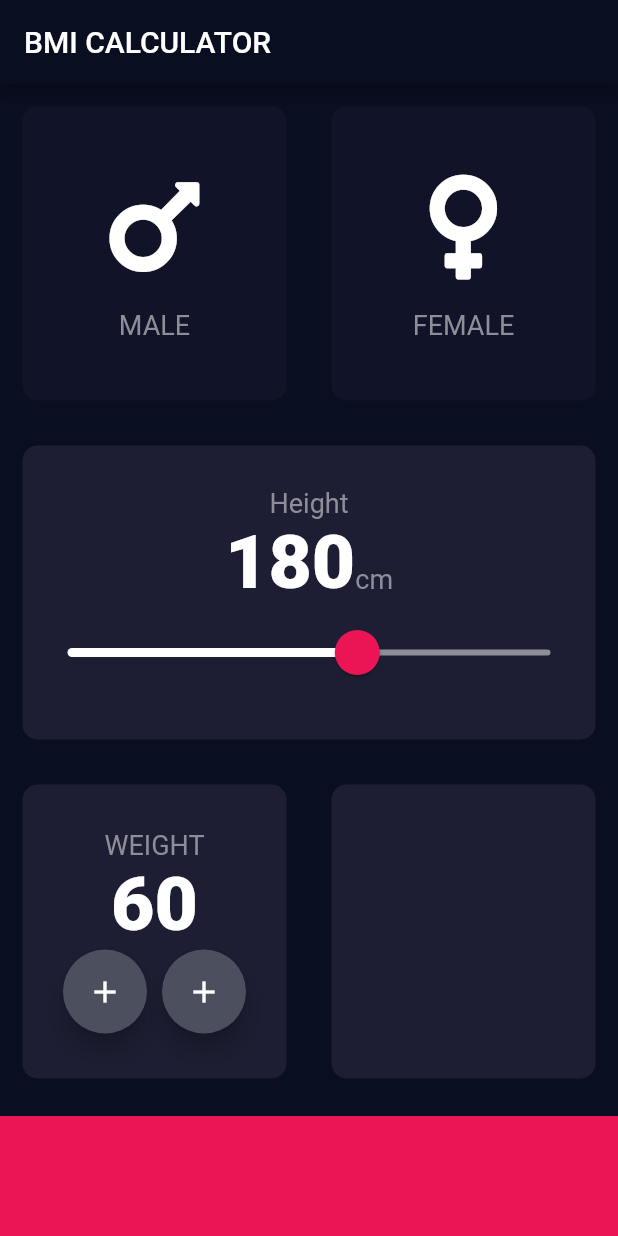
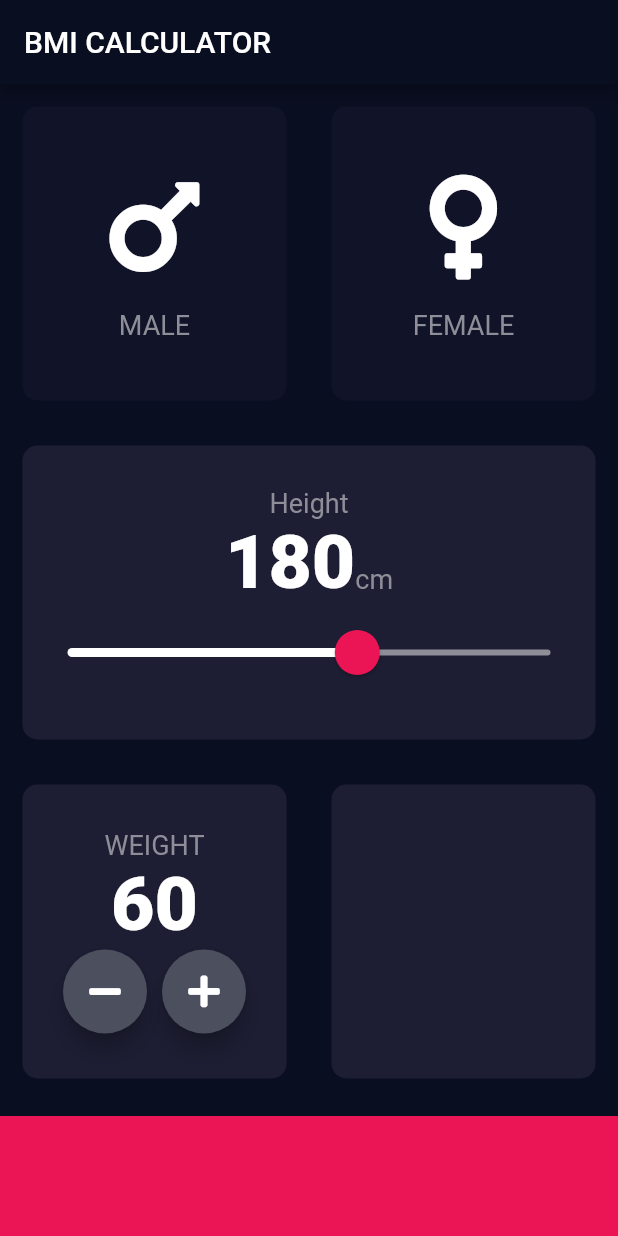
Before and after one commit to misaki-kawaguchi/BMI-Calculator, a Flutter app: the screen it shows after launch, on a phone screen of 412 x 824 dp. Run offline on Flutter 3.47's test engine with Material 2 defaults, Android fonts, the phone set to English and light mode, and no system bars; our stand-ins replace font_awesome_flutter.

Commit message:
RoundIconButton作成・置き換える

```diff
--- a/lib/input_page.dart
+++ b/lib/input_page.dart
@@ -137,23 +137,11 @@ class _InputPageState extends State<InputPage> {
                         Row(
                           mainAxisAlignment: MainAxisAlignment.center,
                           children: [
-                            FloatingActionButton(
-                              backgroundColor: Color(0xFF4C4F5E),
-                              child: Icon(
-                                Icons.add,
-                                color: Colors.white,
-                              ),
-                            ),
+                            RoundIconButton(icon: FontAwesomeIcons.minus),
                             SizedBox(
                               width: 10.0,
                             ),
-                            FloatingActionButton(
-                              backgroundColor: Color(0xFF4C4F5E),
-                              child: Icon(
-                                Icons.add,
-                                color: Colors.white,
-                              ),
-                            ),
+                            RoundIconButton(icon: FontAwesomeIcons.plus),
                           ],
                         ),
                       ],
@@ -179,3 +167,28 @@ class _InputPageState extends State<InputPage> {
     );
   }
 }
+
+// アイコンボタン
+class RoundIconButton extends StatelessWidget {
+
+  RoundIconButton({@required this.icon});
+
+  final IconData icon;
+
+  @override
+  Widget build(BuildContext context) {
+    return RawMaterialButton(
+      child: Icon(icon),
+      onPressed: () {
+
+      },
+      elevation: 6.0,
+      constraints: BoxConstraints.tightFor(
+        width: 56.0,
+        height: 56.0,
+      ),
+      shape: CircleBorder(),
+      fillColor: Color(0xFF4C4F5E),
+    );
+  }
+}
```
